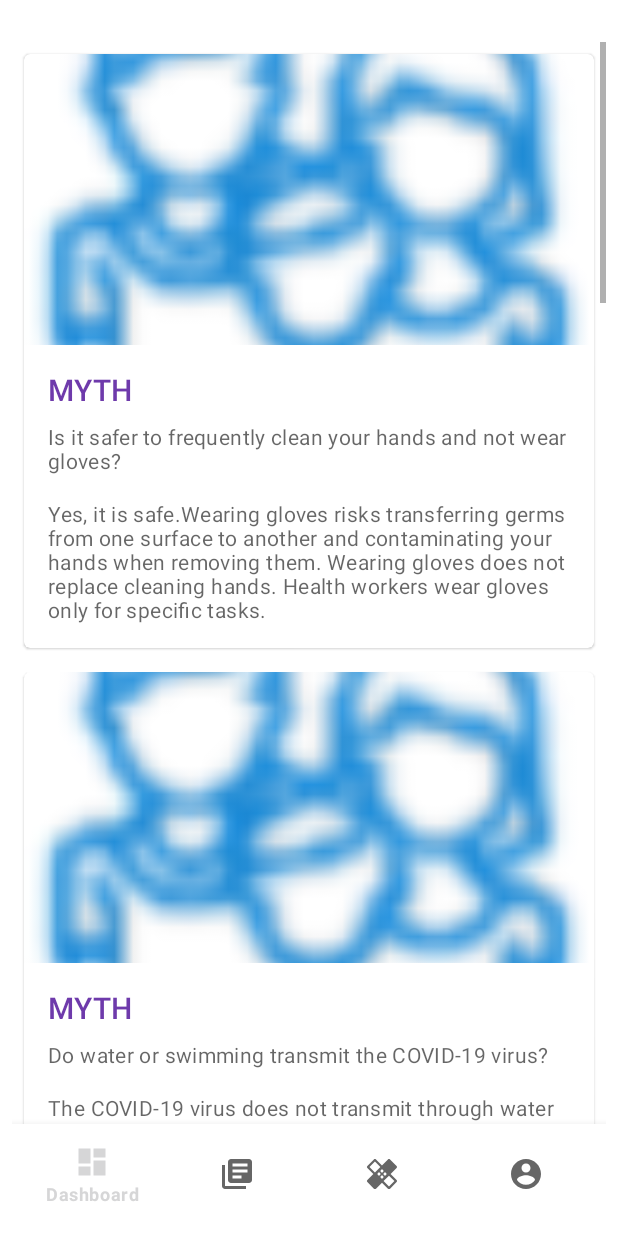
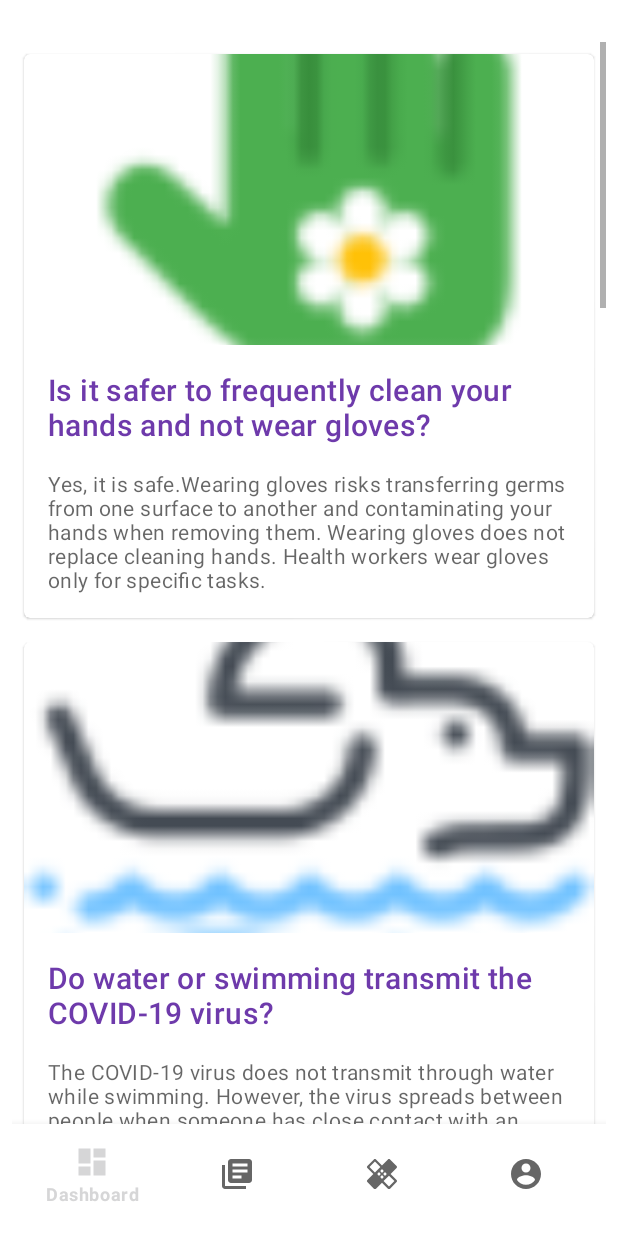
Before and after one commit to 23subbhashit/CovidApp, an Android app: the fragment myth placed in its activity, on a phone screen of 412 x 824 dp. Run offline under Robolectric (Android 15) with nearby library versions, the phone set to English and light mode, and no system bars; our stand-ins replace Volley, navigation-ui; network calls fail.

Commit message:
Added Myths with descriptions and icons

```diff
--- a/NEW - BASE/app/src/main/res/layout/fragment_myth.xml
+++ b/NEW - BASE/app/src/main/res/layout/fragment_myth.xml
@@ -33,7 +33,7 @@
                         android:layout_width="match_parent"
                         android:layout_height="194dp"
                         android:scaleType="centerCrop"
-                        app:srcCompat="@drawable/family_time" />
+                        app:srcCompat="@drawable/glove" />
 
                     <LinearLayout
                         android:layout_width="match_parent"
@@ -45,17 +45,10 @@
                         <TextView
                             android:layout_width="wrap_content"
                             android:layout_height="wrap_content"
-                            android:text="MYTH"
+                            android:text="Is it safer to frequently clean your hands and not wear gloves?"
                             android:textAppearance="?attr/textAppearanceHeadline6"
                             android:textColor="#6e3aab" />
 
-                        <TextView
-                            android:layout_width="wrap_content"
-                            android:layout_height="wrap_content"
-                            android:layout_marginTop="8dp"
-                            android:text="Is it safer to frequently clean your hands and not wear gloves?"
-                            android:textAppearance="?attr/textAppearanceBody2"
-                            android:textColor="?android:attr/textColorSecondary" />
 
                         <TextView
                             android:layout_width="wrap_content"
@@ -84,7 +77,7 @@
                         android:layout_width="match_parent"
                         android:layout_height="194dp"
                         android:scaleType="centerCrop"
-                        app:srcCompat="@drawable/family_time" />
+                        app:srcCompat="@drawable/swim" />
 
                     <LinearLayout
                         android:layout_width="match_parent"
@@ -96,17 +89,9 @@
                         <TextView
                             android:layout_width="wrap_content"
                             android:layout_height="wrap_content"
-                            android:text="MYTH"
+                            android:text="Do water or swimming transmit the COVID-19 virus?"
                             android:textAppearance="?attr/textAppearanceHeadline6"
                             android:textColor="#6e3aab" />
-
-                        <TextView
-                            android:layout_width="wrap_content"
-                            android:layout_height="wrap_content"
-                            android:layout_marginTop="8dp"
-                            android:text="Do water or swimming transmit the COVID-19 virus?"
-                            android:textAppearance="?attr/textAppearanceBody2"
-                            android:textColor="?android:attr/textColorSecondary" />
 
                         <TextView
                             android:layout_width="wrap_content"
@@ -135,7 +120,7 @@
                         android:layout_width="match_parent"
                         android:layout_height="194dp"
                         android:scaleType="centerCrop"
-                        app:srcCompat="@drawable/family_time" />
+                        app:srcCompat="@drawable/health" />
 
                     <LinearLayout
                         android:layout_width="match_parent"
@@ -147,17 +132,9 @@
                         <TextView
                             android:layout_width="wrap_content"
                             android:layout_height="wrap_content"
-                            android:text="MYTH"
+                            android:text="Do people who get COVID-19 recover from it?"
                             android:textAppearance="?attr/textAppearanceHeadline6"
                             android:textColor="#6e3aab" />
-
-                        <TextView
-                            android:layout_width="wrap_content"
-                            android:layout_height="wrap_content"
-                            android:layout_marginTop="8dp"
-                            android:text="Do people who get COVID-19 recover from it?"
-                            android:textAppearance="?attr/textAppearanceBody2"
-                            android:textColor="?android:attr/textColorSecondary" />
 
                         <TextView
                             android:layout_width="wrap_content"
@@ -186,7 +163,7 @@
                         android:layout_width="match_parent"
                         android:layout_height="194dp"
                         android:scaleType="centerCrop"
-                        app:srcCompat="@drawable/family_time" />
+                        app:srcCompat="@drawable/air" />
 
                     <LinearLayout
                         android:layout_width="match_parent"
@@ -198,17 +175,9 @@
                         <TextView
                             android:layout_width="wrap_content"
                             android:layout_height="wrap_content"
-                            android:text="MYTH"
+                            android:text="Holding breath for 10 seconds or more without coughing or feeling discomfort means being free from covid?"
                             android:textAppearance="?attr/textAppearanceHeadline6"
                             android:textColor="#6e3aab" />
-
-                        <TextView
-                            android:layout_width="wrap_content"
-                            android:layout_height="wrap_content"
-                            android:layout_marginTop="8dp"
-                            android:text="Holding breath for 10 seconds or moer without coughing or feeling discomfort means being free from covid?"
-                            android:textAppearance="?attr/textAppearanceBody2"
-                            android:textColor="?android:attr/textColorSecondary" />
 
                         <TextView
                             android:layout_width="wrap_content"
@@ -237,7 +206,7 @@
                         android:layout_width="match_parent"
                         android:layout_height="194dp"
                         android:scaleType="centerCrop"
-                        app:srcCompat="@drawable/family_time" />
+                        app:srcCompat="@drawable/insulin" />
 
                     <LinearLayout
                         android:layout_width="match_parent"
@@ -249,23 +218,15 @@
                         <TextView
                             android:layout_width="wrap_content"
                             android:layout_height="wrap_content"
-                            android:text="MYTH"
+                            android:text="After vaccination we won't get Covid-19 virus"
                             android:textAppearance="?attr/textAppearanceHeadline6"
                             android:textColor="#6e3aab" />
 
                         <TextView
                             android:layout_width="wrap_content"
                             android:layout_height="wrap_content"
-                            android:layout_marginTop="8dp"
-                            android:text="intro about it"
-                            android:textAppearance="?attr/textAppearanceBody2"
-                            android:textColor="?android:attr/textColorSecondary" />
-
-                        <TextView
-                            android:layout_width="wrap_content"
-                            android:layout_height="wrap_content"
                             android:layout_marginTop="16dp"
-                            android:text="description about it\ndescription about it\ndescription about it\n"
+                            android:text="It is completely False to assume such things. Vaccination is introduced to lower the death rate and minimize the effect of virus. It doesnt provide bullet proof immunity."
                             android:textAppearance="?attr/textAppearanceBody2"
                             android:textColor="?android:attr/textColorSecondary" />
                     </LinearLayout>
@@ -288,7 +249,7 @@
                         android:layout_width="match_parent"
                         android:layout_height="194dp"
                         android:scaleType="centerCrop"
-                        app:srcCompat="@drawable/family_time" />
+                        app:srcCompat="@drawable/mosquito" />
 
                     <LinearLayout
                         android:layout_width="match_parent"
@@ -300,23 +261,15 @@
                         <TextView
                             android:layout_width="wrap_content"
                             android:layout_height="wrap_content"
-                            android:text="MYTH"
+                            android:text="Can Covid-19 be transmitted through mosquitoes?"
                             android:textAppearance="?attr/textAppearanceHeadline6"
                             android:textColor="#6e3aab" />
 
                         <TextView
                             android:layout_width="wrap_content"
                             android:layout_height="wrap_content"
-                            android:layout_marginTop="8dp"
-                            android:text="intro about it"
-                            android:textAppearance="?attr/textAppearanceBody2"
-                            android:textColor="?android:attr/textColorSecondary" />
-
-                        <TextView
-                            android:layout_width="wrap_content"
-                            android:layout_height="wrap_content"
                             android:layout_marginTop="16dp"
-                            android:text="description about it\ndescription about it\ndescription about it\n"
+                            android:text="There is no evidence that the novel coronavirus can be transmitted through mosquitoes. The virus can be spread through droplets from coughing, sneezing or a patient’s saliva."
                             android:textAppearance="?attr/textAppearanceBody2"
                             android:textColor="?android:attr/textColorSecondary" />
                     </LinearLayout>
@@ -339,7 +292,7 @@
                         android:layout_width="match_parent"
                         android:layout_height="194dp"
                         android:scaleType="centerCrop"
-                        app:srcCompat="@drawable/family_time" />
+                        app:srcCompat="@drawable/alcohol" />
 
                     <LinearLayout
                         android:layout_width="match_parent"
@@ -351,23 +304,15 @@
                         <TextView
                             android:layout_width="wrap_content"
                             android:layout_height="wrap_content"
-                            android:text="MYTH"
+                            android:text="Can drinking alcohol help prevent Covid-19?"
                             android:textAppearance="?attr/textAppearanceHeadline6"
                             android:textColor="#6e3aab" />
 
                         <TextView
                             android:layout_width="wrap_content"
                             android:layout_height="wrap_content"
-                            android:layout_marginTop="8dp"
-                            android:text="intro about it"
-                            android:textAppearance="?attr/textAppearanceBody2"
-                            android:textColor="?android:attr/textColorSecondary" />
-
-                        <TextView
-                            android:layout_width="wrap_content"
-                            android:layout_height="wrap_content"
                             android:layout_marginTop="16dp"
-                            android:text="description about it\ndescription about it\ndescription about it\n"
+                            android:text="Drinking alcohol, such as beer, liquor, wine doesn’t help prevent coronavirus. You should wash your hands often, wear masks, and avoid being close to those with a fever and cough"
                             android:textAppearance="?attr/textAppearanceBody2"
                             android:textColor="?android:attr/textColorSecondary" />
                     </LinearLayout>
@@ -390,7 +335,7 @@
                         android:layout_width="match_parent"
                         android:layout_height="194dp"
                         android:scaleType="centerCrop"
-                        app:srcCompat="@drawable/family_time" />
+                        app:srcCompat="@drawable/sunlight" />
 
                     <LinearLayout
                         android:layout_width="match_parent"
@@ -402,23 +347,15 @@
                         <TextView
                             android:layout_width="wrap_content"
                             android:layout_height="wrap_content"
-                            android:text="MYTH"
+                            android:text="Can UV bulbs used for disinfecting be used to kill Covid-19 on our body?"
                             android:textAppearance="?attr/textAppearanceHeadline6"
                             android:textColor="#6e3aab" />
 
                         <TextView
                             android:layout_width="wrap_content"
                             android:layout_height="wrap_content"
-                            android:layout_marginTop="8dp"
-                            android:text="intro about it"
-                            android:textAppearance="?attr/textAppearanceBody2"
-                            android:textColor="?android:attr/textColorSecondary" />
-
-                        <TextView
-                            android:layout_width="wrap_content"
-                            android:layout_height="wrap_content"
                             android:layout_marginTop="16dp"
-                            android:text="description about it\ndescription about it\ndescription about it\n"
+                            android:text="No, Don’t use UV bulbs on your hands or any part of the body because UV light can irritate your skin"
                             android:textAppearance="?attr/textAppearanceBody2"
                             android:textColor="?android:attr/textColorSecondary" />
                     </LinearLayout>
```
Also changed, not shown: NEW - BASE/app/src/main/res/drawable/air.png (added), NEW - BASE/app/src/main/res/drawable/alcohol.png (added), NEW - BASE/app/src/main/res/drawable/glove.png (added), NEW - BASE/app/src/main/res/drawable/health.png (added), NEW - BASE/app/src/main/res/drawable/insulin.png (added), NEW - BASE/app/src/main/res/drawable/mosquito.png (added), NEW - BASE/app/src/main/res/drawable/sunlight.png (added), NEW - BASE/app/src/main/res/drawable/swim.png (added), 522 other files.
